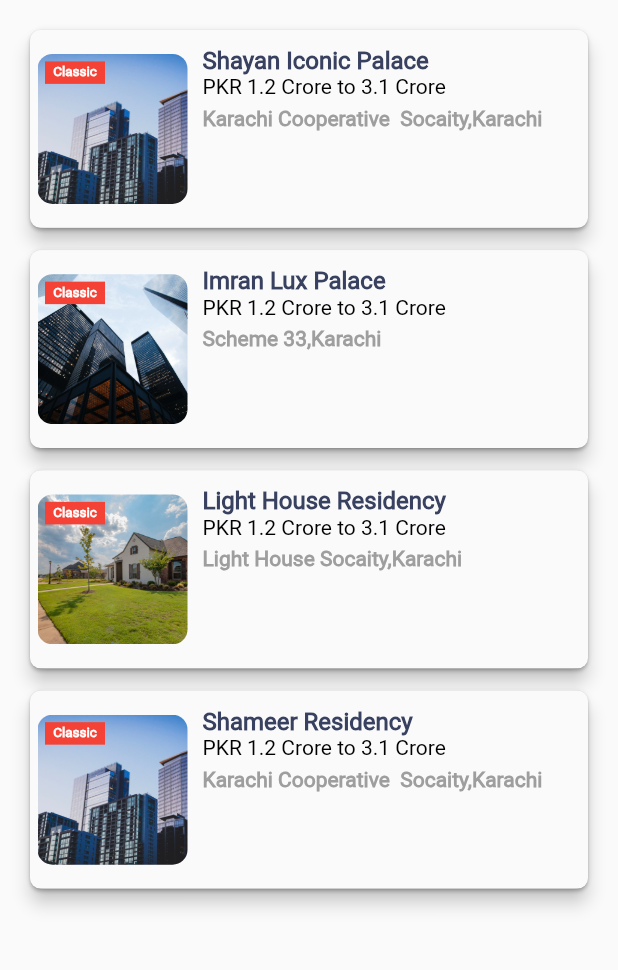
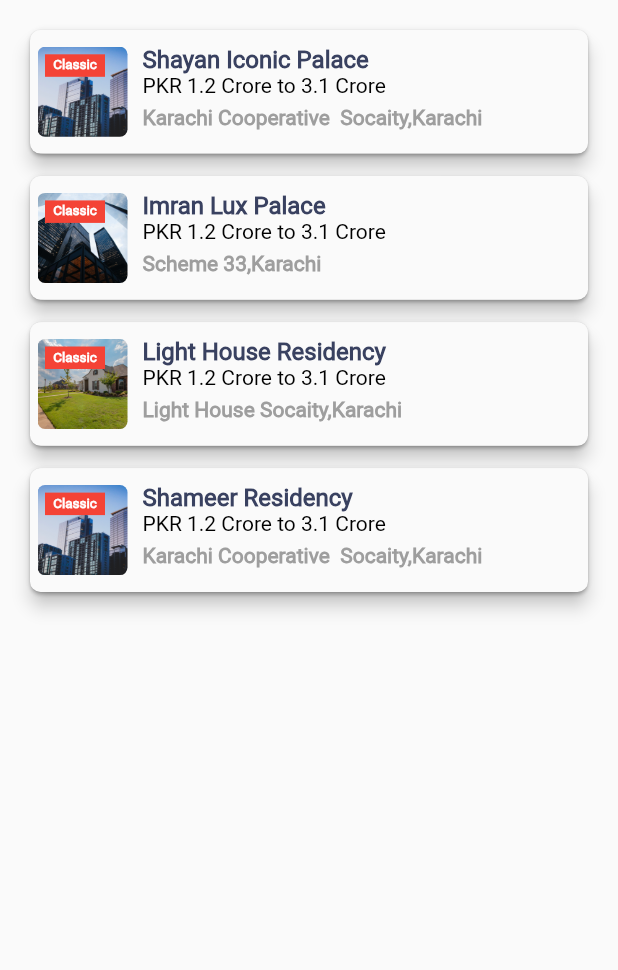
Before and after one commit to IsmailParacha/Property-Hub, a Flutter app: the MyProperties screen opened directly, on a phone screen of 412 x 824 dp, the part 174-1144 px from its top. Run offline on Flutter 3.47's test engine with Material 2 defaults, Android fonts, the phone set to English and light mode, and no system bars; our stand-ins replace animated_splash_screen, dropdown_button2, email_validator, firebase_auth, firebase_core, google_sign_in and 4 more; accounts and stored records are empty.

Commit message:
My Property page

```diff
--- a/lib/widgets/MypropertyWidget.dart
+++ b/lib/widgets/MypropertyWidget.dart
@@ -24,16 +24,16 @@ class MyPropertyWidget extends StatelessWidget {
               borderRadius: BorderRadius.circular(7),
               child: Container(
                 width: MediaQuery.of(context).size.width / 1.1,
-                height: MediaQuery.of(context).size.height * 0.16,
+                height: MediaQuery.of(context).size.height * 0.10,
                 decoration: BoxDecoration(),
                 child: Row(
                   children: [
                     Container(
                       margin: EdgeInsets.only(left: 5.0),
-                      height: 100,
-                      width: 100,
+                      height: 60,
+                      width: 60,
                       decoration: BoxDecoration(
-                          borderRadius: BorderRadius.circular(10),
+                          borderRadius: BorderRadius.circular(5),
                           image: DecorationImage(
                               image: AssetImage('$imagelink'),
                               fit: BoxFit.cover)),
```
